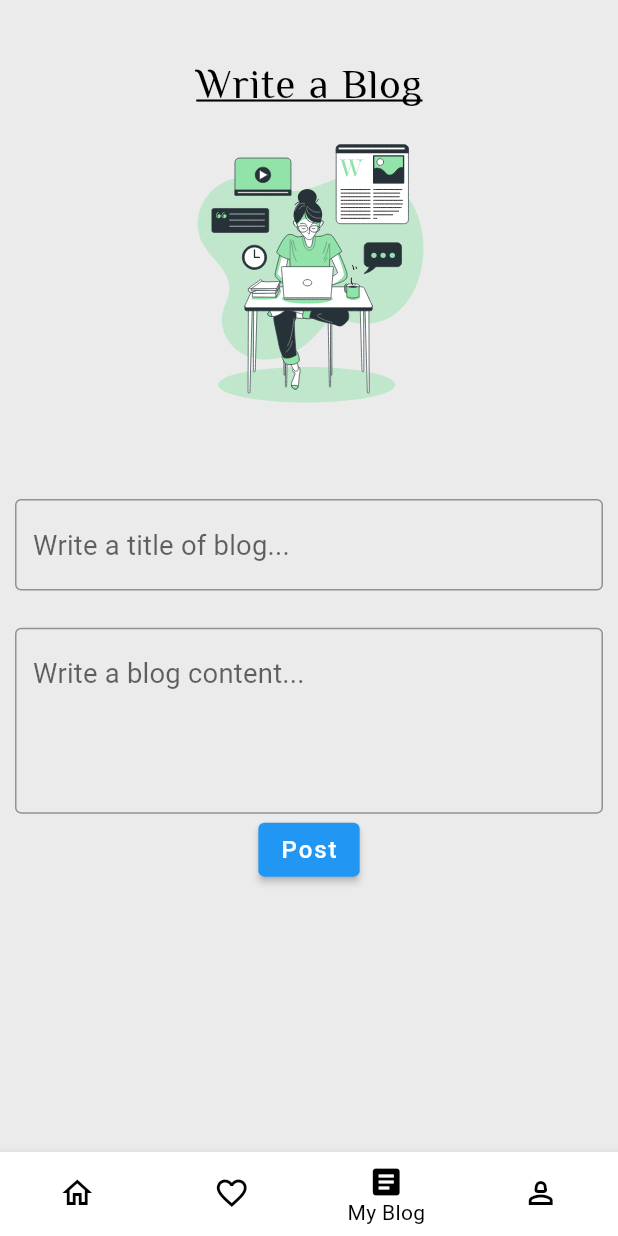
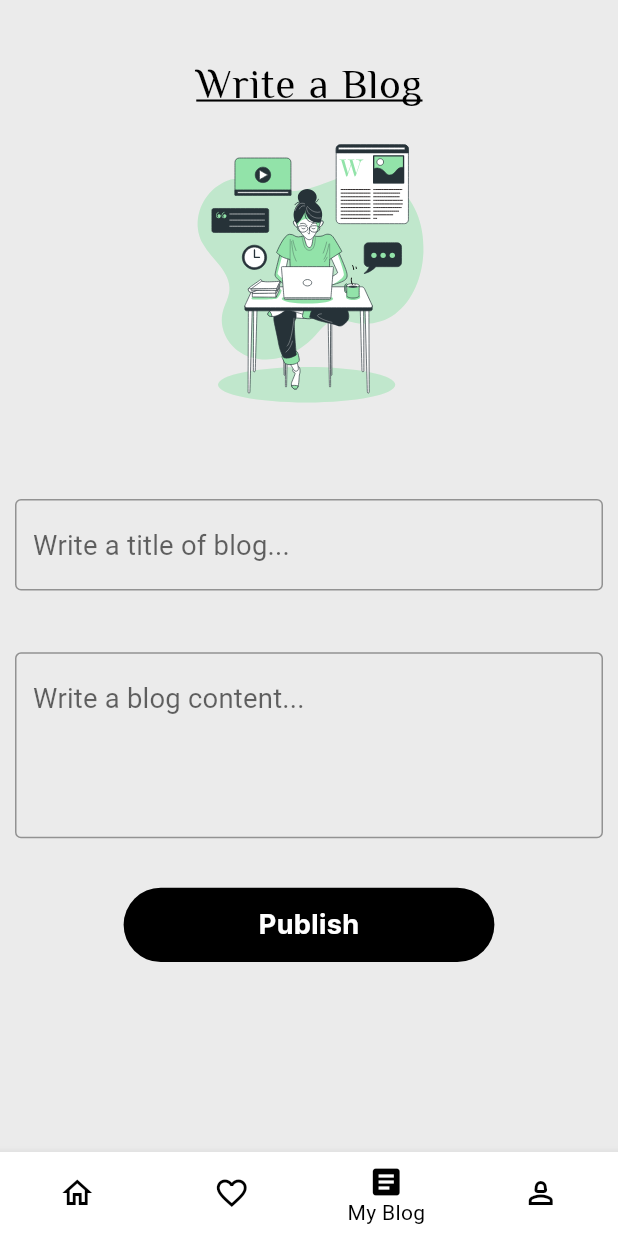
Before and after one commit to muneeb-shahid/Blogging-Application, a Flutter app: the screen it shows after launch, item 3 of the bottom bar chosen, on a phone screen of 412 x 824 dp. Run offline on Flutter 3.47's test engine with Material 2 defaults, Android fonts, the phone set to English and light mode, and no system bars; our stand-ins replace firebase_auth, firebase_core, firebase_database, flutter_screenutil, get, image_cropper and 3 more; accounts and stored records are empty; statements that could not run were skipped.

Commit message:
third commit

```diff
--- a/lib/view/MyBlog/MyBlog.dart
+++ b/lib/view/MyBlog/MyBlog.dart
@@ -1,7 +1,8 @@
 import 'package:blog_app/controller/MyBlogController/MyBlogController.dart';
-import 'package:blog_app/functions/Title&BlogValidation/Title&BlogValidation.dart';
+import 'package:blog_app/functions/Custom%20Button/Login&signupButton.dart';
 import 'package:firebase_database/firebase_database.dart';
 import 'package:flutter/material.dart';
+import 'package:flutter/services.dart';
 import 'package:flutter_screenutil/flutter_screenutil.dart';
 import 'package:get/get.dart';
 import 'package:lottie/lottie.dart';
@@ -17,8 +18,6 @@ class MyBlog extends StatelessWidget {
     final databaseRef = FirebaseDatabase.instance.ref("Blog");
     var heightt = MediaQuery.of(context).size.height * 1;
     MyBlogController _myBlogController = Get.put(MyBlogController());
-    Title_BlogValidation _title_blogValidation =
-        Get.put(Title_BlogValidation());
 
     return Scaffold(
       backgroundColor: App_Colors.app_background_color,
@@ -56,7 +55,6 @@ class MyBlog extends StatelessWidget {
                   SizedBox(
                     height: heightt * 0.05,
                   ),
-
                   Form(
                     key: _myBlogController.formKey,
                     child: Column(
@@ -66,137 +64,54 @@ class MyBlog extends StatelessWidget {
                             style: TextStyle(
                               color: Colors.black,
                             ),
-                               validator: _title_blogValidation.validateTitle,
+                            validator: _myBlogController.validateTitle,
                             decoration: InputDecoration(
                               border: OutlineInputBorder(
                                   borderSide: BorderSide(
-                                      color: const Color.fromARGB(
-                                          255, 122, 93, 93))),
+                                      color: App_Colors.app_black_color)),
                               hintText: 'Write a title of blog...',
                               focusedBorder: OutlineInputBorder(
                                 borderRadius: BorderRadius.circular(5),
                                 borderSide: BorderSide(
-                                  width: 1,
-                                  color: Colors.black,
+                                  width: 2,
+                                  color: App_Colors.app_black_color,
                                 ),
                               ),
                             )),
                         SizedBox(
-                          height: heightt * 0.03,
+                          height: heightt * 0.05,
                         ),
                         TextFormField(
                             controller: _myBlogController.contentController,
                             style: TextStyle(
                               color: Colors.black,
                             ),
+                            validator: _myBlogController.validateContent,
                             maxLines: 4,
                             decoration: InputDecoration(
                               border: OutlineInputBorder(
-                                  borderSide: BorderSide(color: Colors.black)),
+                                  borderSide: BorderSide(
+                                      color: App_Colors.app_black_color)),
                               hintText: 'Write a blog content...',
                               focusedBorder: OutlineInputBorder(
                                 borderRadius: BorderRadius.circular(5),
                                 borderSide: BorderSide(
-                                  width: 1,
-                                  color: Colors.black,
+                                  width: 2,
+                                  color: App_Colors.app_black_color,
                                 ),
                               ),
                             )),
-
                       ],
                     ),
                   ),
-
-                        ElevatedButton(
-                            onPressed: () {
-                              databaseRef
-                                  .child(DateTime.now()
-                                      .millisecondsSinceEpoch
-                                      .toString())
-                                  .set({
-                                "title": _myBlogController.titleController.text
-                                    .toString(),
-                                "content": _myBlogController
-                                    .contentController.text
-                                    .toString()
-                              }).then((value) {
-                                Get.snackbar(
-                                  'Blog is published',
-                                  "",
-                                  icon: const Icon(Icons.publish,
-                                      color: Colors.black),
-                                  backgroundColor: App_Colors.app_white_color,
-                                  colorText: Colors.black,
-                                  snackPosition: SnackPosition.TOP,
-                                );
-                              }).onError((error, stackTrace) {});
-                            },
-                            child: Text("Post"))
-
-
-                  // TextFormField(
-                  //     controller: _myBlogController.titleController,
-                  //     style: TextStyle(
-                  //       color: Colors.black,
-                  //     ),
-                  //     decoration: InputDecoration(
-                  //       border: OutlineInputBorder(
-                  //           borderSide: BorderSide(
-                  //               color: const Color.fromARGB(255, 122, 93, 93))),
-                  //       hintText: 'Write a title of blog...',
-                  //       focusedBorder: OutlineInputBorder(
-                  //         borderRadius: BorderRadius.circular(5),
-                  //         borderSide: BorderSide(
-                  //           width: 1,
-                  //           color: Colors.black,
-                  //         ),
-                  //       ),
-                  //     )),
-                  // SizedBox(
-                  //   height: heightt * 0.03,
-                  // ),
-                  // TextFormField(
-                  //     controller: _myBlogController.contentController,
-                  //     style: TextStyle(
-                  //       color: Colors.black,
-                  //     ),
-                  //     maxLines: 4,
-                  //     decoration: InputDecoration(
-                  //       border: OutlineInputBorder(
-                  //           borderSide: BorderSide(color: Colors.black)),
-                  //       hintText: 'Write a blog content...',
-                  //       focusedBorder: OutlineInputBorder(
-                  //         borderRadius: BorderRadius.circular(5),
-                  //         borderSide: BorderSide(
-                  //           width: 1,
-                  //           color: Colors.black,
-                  //         ),
-                  //       ),
-                  //     )),
-                  // ElevatedButton(
-                  //     onPressed: () {
-                  //       databaseRef
-                  //           .child(DateTime.now()
-                  //               .millisecondsSinceEpoch
-                  //               .toString())
-                  //           .set({
-                  //         "title":
-                  //             _myBlogController.titleController.text.toString(),
-                  //         "content": _myBlogController.contentController.text
-                  //             .toString()
-                  //       }).then((value) {
-                  //         Get.snackbar(
-                  //           'Blog is published',
-                  //           "",
-                  //           icon:
-                  //               const Icon(Icons.publish, color: Colors.black),
-                  //           backgroundColor: App_Colors.app_white_color,
-                  //           colorText: Colors.black,
-                  //           snackPosition: SnackPosition.TOP,
-                  //         );
-                  //       }).onError((error, stackTrace) {});
-                  //     },
-                  //     child: Text("Post"))
+                  SizedBox(
+                    height: heightt * 0.04,
+                  ),
+                  customLogin_SignupButton(
+                      innerColor: App_Colors.app_black_color,
+                      textColor: App_Colors.app_white_color,
+                      text: "Publish",
+                      func: () => _myBlogController.publish()),
                 ],
               ),
             ),
```
Also changed, not shown: lib/controller/MyBlogController/MyBlogController.dart (+57 -1 lines), lib/functions/Title&BlogValidation/Title&BlogValidation.dart (deleted, +0 -21 lines).
